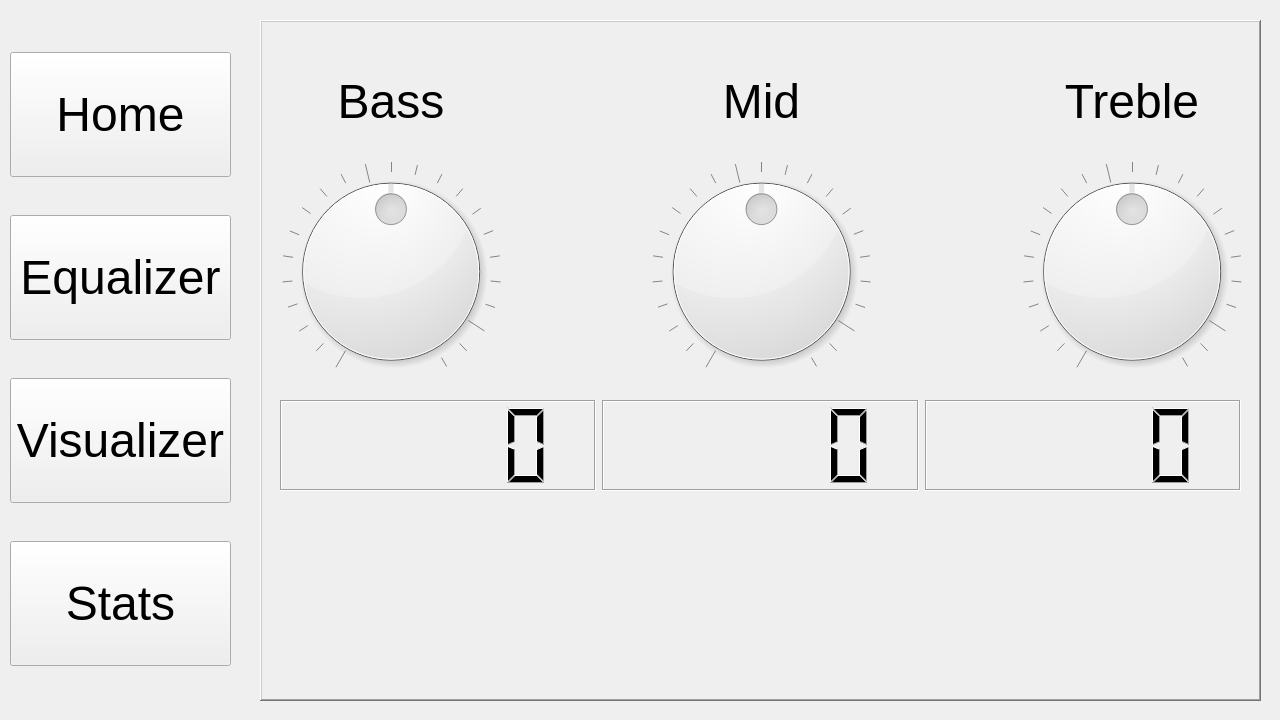
490-BadMouth/BadMouth, file BadMouth_main/bm_gui/form.ui: the form before one commit.
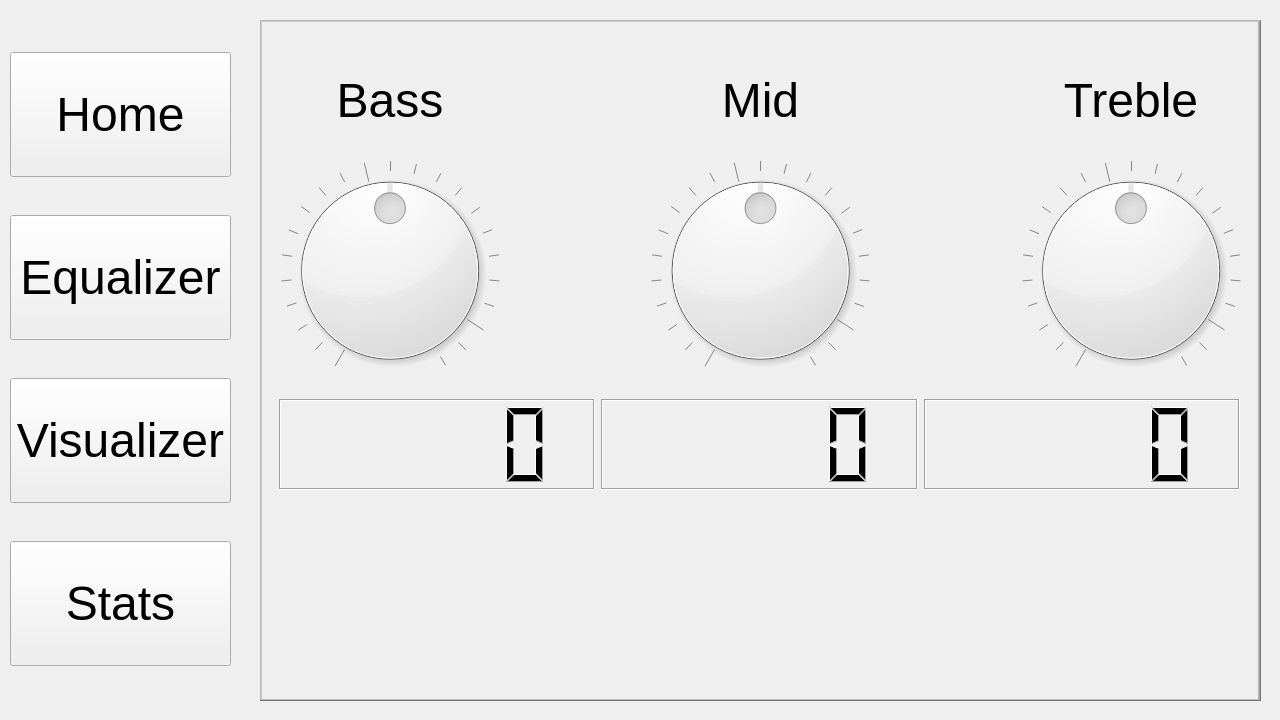
The form after the commit.

What changed in the file:
```diff
--- a/BadMouth_main/bm_gui/form.ui
+++ b/BadMouth_main/bm_gui/form.ui
@@ -598,7 +598,10 @@
      </item>
     </layout>
    </widget>
-   <widget class="QFrame" name="frame_content">
+   <widget class="QFrame" name="frame_plot">
+    <property name="enabled">
+     <bool>true</bool>
+    </property>
     <property name="geometry">
      <rect>
       <x>260</x>
@@ -1069,81 +1072,37 @@
     <property name="midLineWidth">
      <number>0</number>
     </property>
-    <widget class="QStackedWidget" name="stackedWidget_content">
+    <widget class="QWidget" name="gridLayoutWidget">
      <property name="geometry">
       <rect>
-       <x>1</x>
-       <y>1</y>
+       <x>9</x>
+       <y>9</y>
+       <width>981</width>
+       <height>661</height>
+      </rect>
+     </property>
+     <layout class="QGridLayout" name="gridLayout_plot"/>
+    </widget>
+   </widget>
+   <widget class="QFrame" name="frame_eq">
+    <property name="enabled">
+     <bool>true</bool>
+    </property>
+    <property name="geometry">
+     <rect>
+      <x>260</x>
+      <y>20</y>
        <width>999</width>
-       <height>679</height>
-      </rect>
-     </property>
-     <property name="lineWidth">
-      <number>0</number>
-     </property>
-     <property name="currentIndex">
-      <number>1</number>
-     </property>
-     <widget class="QWidget" name="page_home"/>
-     <widget class="QWidget" name="page_eq">
-      <widget class="QWidget" name="horizontalLayoutWidget">
-       <property name="geometry">
-        <rect>
-         <x>20</x>
-         <y>120</y>
-         <width>961</width>
-         <height>261</height>
-        </rect>
-       </property>
-       <layout class="QHBoxLayout" name="horizontalLayout">
-        <property name="spacing">
-         <number>150</number>
-        </property>
-        <property name="sizeConstraint">
-         <enum>QLayout::SetDefaultConstraint</enum>
-        </property>
-        <item>
-         <widget class="QDial" name="dial_bass">
-          <property name="minimum">
-           <number>-11</number>
-          </property>
-          <property name="maximum">
-           <number>11</number>
-          </property>
-          <property name="notchesVisible">
-           <bool>true</bool>
-          </property>
-         </widget>
-        </item>
-        <item>
-         <widget class="QDial" name="dial_mid">
-          <property name="minimum">
-           <number>-11</number>
-          </property>
-          <property name="maximum">
-           <number>11</number>
-          </property>
-          <property name="notchesVisible">
-           <bool>true</bool>
-          </property>
-         </widget>
-        </item>
-        <item>
-         <widget class="QDial" name="dial_treb">
-          <property name="minimum">
-           <number>-11</number>
-          </property>
-          <property name="maximum">
-           <number>11</number>
-          </property>
-          <property name="notchesVisible">
-           <bool>true</bool>
-          </property>
-         </widget>
-        </item>
-       </layout>
-      </widget>
-      <widget class="QWidget" name="horizontalLayoutWidget_2">
+      <height>680</height>
+     </rect>
+    </property>
+    <property name="frameShape">
+     <enum>QFrame::StyledPanel</enum>
+    </property>
+    <property name="frameShadow">
+     <enum>QFrame::Raised</enum>
+    </property>
+    <widget class="QWidget" name="horizontalLayoutWidget_4">
        <property name="geometry">
         <rect>
          <x>20</x>
@@ -1152,7 +1111,7 @@
          <height>80</height>
         </rect>
        </property>
-       <layout class="QHBoxLayout" name="horizontalLayout_eq_labels">
+     <layout class="QHBoxLayout" name="horizontalLayout_eq_labels_2">
         <property name="spacing">
          <number>150</number>
         </property>
@@ -1203,7 +1162,7 @@
         </item>
        </layout>
       </widget>
-      <widget class="QWidget" name="horizontalLayoutWidget_3">
+    <widget class="QWidget" name="horizontalLayoutWidget_5">
        <property name="geometry">
         <rect>
          <x>19</x>
@@ -1236,21 +1195,62 @@
         </item>
        </layout>
       </widget>
-     </widget>
-     <widget class="QWidget" name="page_vis">
-      <widget class="QWidget" name="gridLayoutWidget">
+    <widget class="QWidget" name="horizontalLayoutWidget_6">
        <property name="geometry">
         <rect>
-         <x>9</x>
-         <y>9</y>
-         <width>981</width>
-         <height>661</height>
-        </rect>
-       </property>
-       <layout class="QGridLayout" name="gridLayout_plot"/>
-      </widget>
-     </widget>
-     <widget class="QWidget" name="page_stats"/>
+       <x>20</x>
+       <y>120</y>
+       <width>961</width>
+       <height>261</height>
+      </rect>
+     </property>
+     <layout class="QHBoxLayout" name="horizontalLayout_2">
+      <property name="spacing">
+       <number>150</number>
+      </property>
+      <property name="sizeConstraint">
+       <enum>QLayout::SetDefaultConstraint</enum>
+      </property>
+      <item>
+       <widget class="QDial" name="dial_bass_2">
+        <property name="minimum">
+         <number>-11</number>
+        </property>
+        <property name="maximum">
+         <number>11</number>
+        </property>
+        <property name="notchesVisible">
+         <bool>true</bool>
+        </property>
+       </widget>
+      </item>
+      <item>
+       <widget class="QDial" name="dial_mid_2">
+        <property name="minimum">
+         <number>-11</number>
+        </property>
+        <property name="maximum">
+         <number>11</number>
+        </property>
+        <property name="notchesVisible">
+         <bool>true</bool>
+        </property>
+       </widget>
+      </item>
+      <item>
+       <widget class="QDial" name="dial_treb_2">
+        <property name="minimum">
+         <number>-11</number>
+        </property>
+        <property name="maximum">
+         <number>11</number>
+        </property>
+        <property name="notchesVisible">
+         <bool>true</bool>
+        </property>
+       </widget>
+      </item>
+     </layout>
     </widget>
    </widget>
   </widget>
```
Left out of the diff: 118 changed lines with no effect on the pictures. Lines whose indentation alone changed are shown as unchanged.
